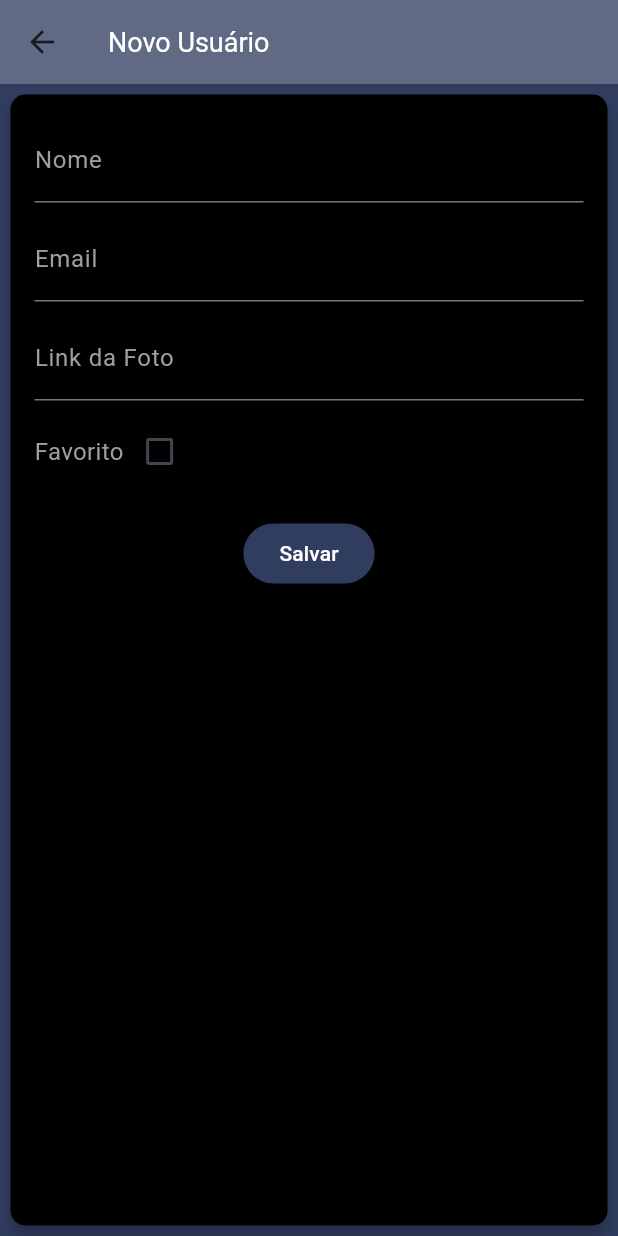
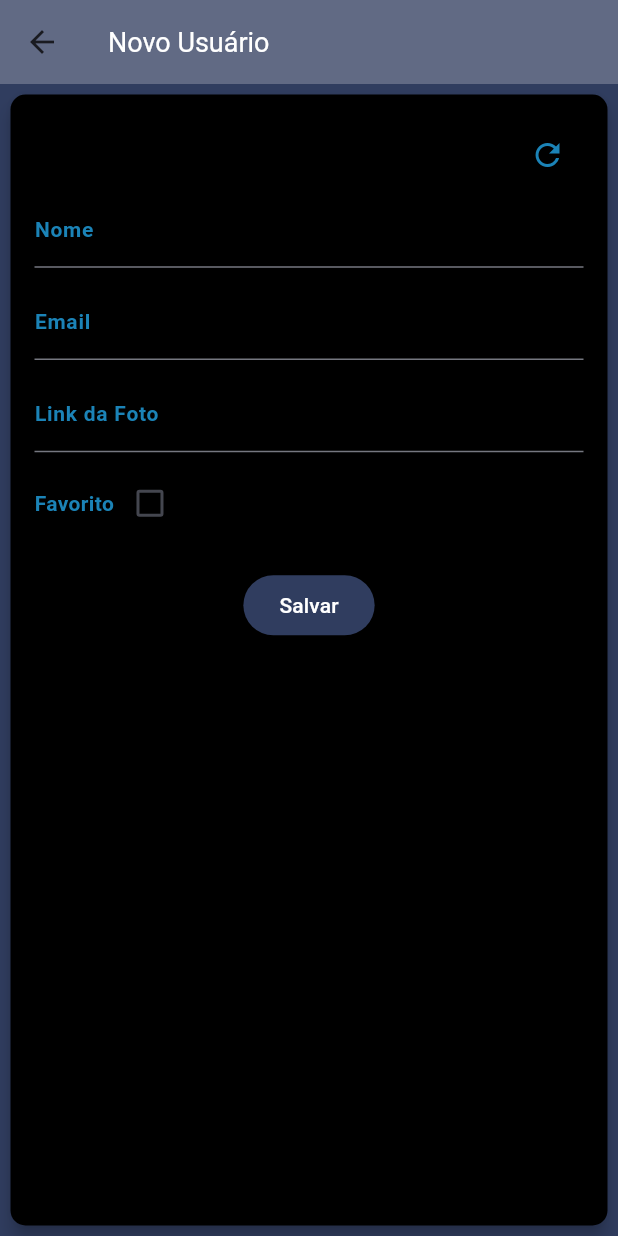
Before and after one commit to Mateus-IC1101/APP_FRIEND-LIST, a Flutter app: the NewUserScreen screen opened directly, on a phone screen of 412 x 824 dp. Run offline on Flutter 3.47's test engine with Material 3 defaults, Android fonts, the phone set to English and light mode, and no system bars; our stand-ins replace badges, flutter_riverpod, riverpod_annotation; generated files the repository leaves out were written again; network calls fail.

Commit message:
FORM WITH REACTIVE | UPDATE LAYOUT USER COMPONENTE | BUSCADOR WIDGET

```diff
--- a/lib/favorites_screen.dart
+++ b/lib/favorites_screen.dart
@@ -1,5 +1,5 @@
 import 'package:app_ui_list_crud_state_managment_all/components/card_user_component.dart';
-import 'package:app_ui_list_crud_state_managment_all/components/utils/icons_buttons/icon_button_badge_component.dart';
+import 'package:app_ui_list_crud_state_managment_all/components/utils/icon_button/icon_button_badge_component.dart';
 import 'package:app_ui_list_crud_state_managment_all/provider/favorite_provider.dart';
 import 'package:flutter_riverpod/flutter_riverpod.dart';
 import 'package:flutter/material.dart';
--- a/lib/new_user.dart
+++ b/lib/new_user.dart
@@ -2,8 +2,10 @@ import 'package:app_ui_list_crud_state_managment_all/components/utils/show/snack
 import 'package:app_ui_list_crud_state_managment_all/home_screen.dart';
 import 'package:app_ui_list_crud_state_managment_all/models/user.dart';
 import 'package:app_ui_list_crud_state_managment_all/provider/favorite_provider.dart';
+import 'package:app_ui_list_crud_state_managment_all/provider/form/new_user_form_provider.dart';
 import 'package:app_ui_list_crud_state_managment_all/provider/user_provider.dart';
 import 'package:flutter/material.dart';
+import 'package:flutter/widgets.dart';
 import 'package:flutter_riverpod/flutter_riverpod.dart';
 
 class NewUserScreen extends ConsumerStatefulWidget {
@@ -17,10 +19,15 @@ class _NewUserScreenState extends ConsumerState<NewUserScreen> {
   final _formKey = GlobalKey<FormState>();
 
   // Variáveis para armazenar os dados do formulário
-  final _nomeController = TextEditingController();
-  final _emailController = TextEditingController();
-  final _imageUrlController = TextEditingController();
+  TextEditingController _nomeController = TextEditingController();
+  TextEditingController _emailController = TextEditingController();
+  TextEditingController _imageUrlController = TextEditingController();
   bool _favorite = false;
+
+  @override
+  void initState() {
+    super.initState();
+  }
 
   void _saveForm() {
     if (_formKey.currentState!.validate()) {
@@ -49,8 +56,32 @@ class _NewUserScreenState extends ConsumerState<NewUserScreen> {
     }
   }
 
+  void cleanForm() {
+    ref.read(newUserFormProvider.notifier).update((state) {
+      state.nome = '';
+      state.email = '';
+      state.imageUrl = '';
+      state.favorite = false;
+
+      _nomeController.text = '';
+      _emailController.text = '';
+      _imageUrlController.text = '';
+      _favorite = false;
+      return state;
+    });
+  }
+
   @override
   Widget build(BuildContext context) {
+    final formProviderState = ref.read(newUserFormProvider.notifier).state;
+    final formProvider = ref.read(newUserFormProvider);
+
+    _nomeController.text = ref.read(newUserFormProvider.notifier).state.nome;
+    _emailController.text = ref.read(newUserFormProvider.notifier).state.email;
+    _imageUrlController.text =
+        ref.read(newUserFormProvider.notifier).state.imageUrl;
+    _favorite = ref.read(newUserFormProvider.notifier).state.favorite;
+
     return Scaffold(
       appBar: AppBar(
         title: const Text(
@@ -78,11 +109,34 @@ class _NewUserScreenState extends ConsumerState<NewUserScreen> {
               child: Column(
                 crossAxisAlignment: CrossAxisAlignment.start,
                 children: [
+                  Align(
+                      alignment: Alignment.centerRight,
+                      child: IconButton(
+                          onPressed: () {
+                            cleanForm();
+                          },
+                          icon: Icon(
+                            Icons.refresh,
+                            color: Color.fromARGB(248, 28, 135, 188),
+                          ))),
                   TextFormField(
                     controller: _nomeController,
+                    onChanged: (value) {
+                      ref.read(newUserFormProvider.notifier).update((state) {
+                        if (state != null) {
+                          state = state.copyWith(nome: _nomeController.text);
+                        }
+                        return state; // Retorna sempre um estado atualizado
+                      });
+                    },
                     decoration: const InputDecoration(
-                        labelText: 'Nome',
-                        labelStyle: TextStyle(color: Colors.grey)),
+                      labelText: 'Nome',
+                      labelStyle: TextStyle(
+                          color: Color.fromARGB(248, 28, 135, 188),
+                          fontWeight: FontWeight.bold,
+                          fontSize: 14),
+                    ),
+                    style: TextStyle(color: Colors.grey, fontSize: 14),
                     validator: (value) {
                       if (value == null || value.isEmpty) {
                         return 'Por favor, insira um nome.';
@@ -93,9 +147,23 @@ class _NewUserScreenState extends ConsumerState<NewUserScreen> {
                   const SizedBox(height: 10),
                   TextFormField(
                     controller: _emailController,
+                    onChanged: (value) {
+                      ref.read(newUserFormProvider.notifier).update((state) {
+                        if (state != null) {
+                          state = state.copyWith(email: _emailController.text);
+                        }
+                        return state; // Retorna sempre um estado atualizado
+                      });
+                    },
                     decoration: const InputDecoration(
-                        labelText: 'Email',
-                        labelStyle: TextStyle(color: Colors.grey)),
+                      labelText: 'Email',
+                      labelStyle: TextStyle(
+                          color: Color.fromARGB(248, 28, 135, 188),
+                          fontWeight: FontWeight.bold,
+                          fontSize: 14),
+                      // floatingLabelBehavior: FloatingLabelBehavior.auto
+                    ),
+                    style: TextStyle(color: Colors.grey, fontSize: 14),
                     validator: (value) {
                       if (value == null || value.isEmpty) {
                         return 'Por favor, insira um email.';
@@ -109,20 +177,48 @@ class _NewUserScreenState extends ConsumerState<NewUserScreen> {
                   const SizedBox(height: 10),
                   TextFormField(
                     controller: _imageUrlController,
+                    onChanged: (value) {
+                      ref.read(newUserFormProvider.notifier).update((state) {
+                        if (state != null) {
+                          state = state.copyWith(
+                              imageUrl: _imageUrlController.text);
+                        }
+                        return state; // Retorna sempre um estado atualizado
+                      });
+                    },
                     decoration: const InputDecoration(
-                        labelText: 'Link da Foto',
-                        labelStyle: TextStyle(color: Colors.grey)),
+                      labelText: 'Link da Foto',
+                      labelStyle: TextStyle(
+                          color: Color.fromARGB(248, 28, 135, 188),
+                          fontWeight: FontWeight.bold,
+                          fontSize: 14),
+                      // floatingLabelBehavior: FloatingLabelBehavior.auto
+                    ),
+                    style: TextStyle(color: Colors.grey, fontSize: 14),
                   ),
                   const SizedBox(height: 10),
                   Row(
                     children: [
                       const Text('Favorito',
-                          style: TextStyle(color: Colors.grey, fontSize: 16)),
+                          style: TextStyle(
+                              color: Color.fromARGB(248, 28, 135, 188),
+                              fontWeight: FontWeight.bold,
+                              fontSize: 14)),
                       Checkbox(
                         value: _favorite,
+                        activeColor: Colors.black,
+                        checkColor: Colors.green,
                         onChanged: (value) {
                           setState(() {
                             _favorite = value ?? false;
+                            ref
+                                .read(newUserFormProvider.notifier)
+                                .update((state) {
+                              if (state != null) {
+                                state = state.copyWith(favorite: value);
+                              }
+                              return state; // Retorna sempre um estado atualizado
+                            });
                           });
                         },
                       ),
--- /dev/null
+++ b/lib/provider/form/new_user_form_provider.dart
@@ -0,0 +1,6 @@
+import 'package:app_ui_list_crud_state_managment_all/models/user.dart';
+import 'package:flutter_riverpod/flutter_riverpod.dart';
+
+final newUserFormProvider = StateProvider<User>((ref) {
+  return User(id: DateTime.now().toString(), nome: '', email: '', imageUrl: '');
+});
```
Also changed, not shown: lib/components/card_user_component.dart (+17 -4 lines), lib/components/utils/textfield/buscador_de_itens_widget.dart (added, +63 -0 lines), lib/components/utils/icon_button/icon_button_badge_component.dart (renamed from lib/components/utils/icons_buttons/icon_button_badge_component.dart), lib/provider/user_provider.g.dart.
